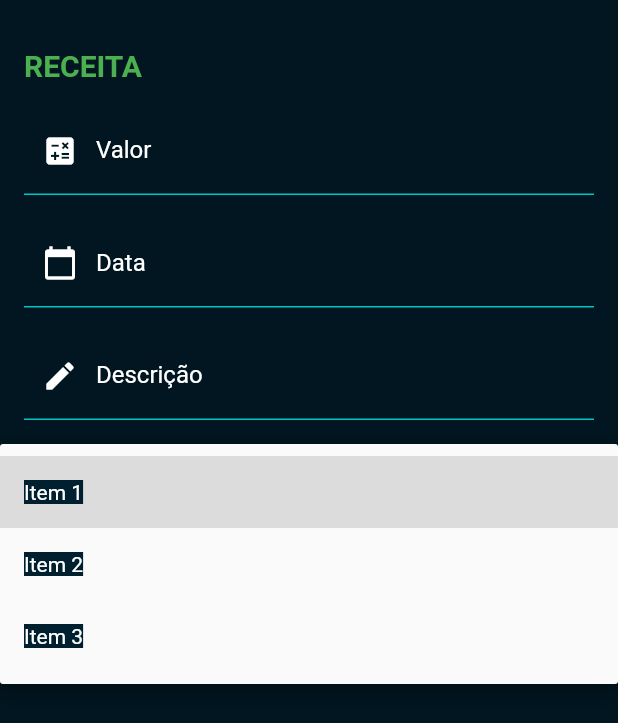
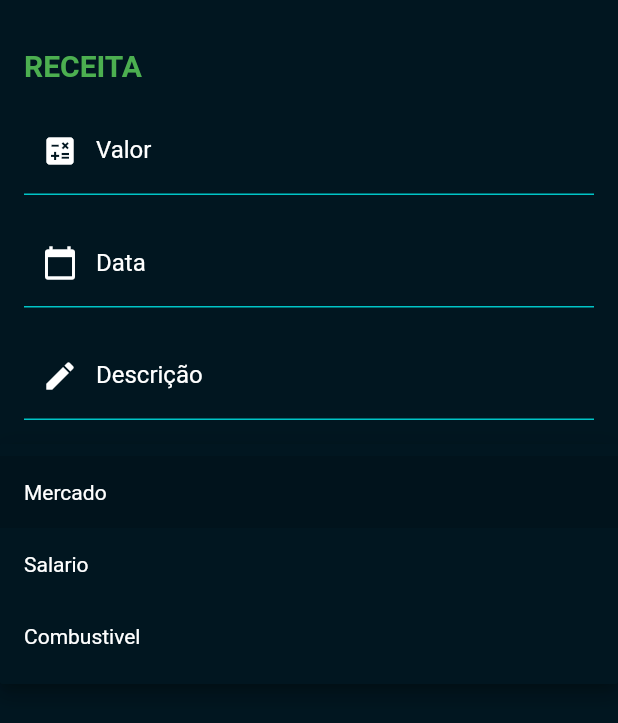
Before and after one commit to YohanToledo/coinomy-app-flutter, a Flutter app: the Transactions screen opened directly, after a tap on "Categoria", on a phone screen of 412 x 824 dp. Shown: the top 723 px of the screen. Run offline on Flutter 3.47's test engine with Material 2 defaults, Android fonts, the light colour scheme and no system bars; our stand-ins replace dio, sqflite; missing offline and left inert: dart:html; accounts and stored records are empty.

Commit message:
fix category dropdown color

```diff
--- a/lib/transactions.dart
+++ b/lib/transactions.dart
@@ -145,6 +145,7 @@ class _TransactionsState extends State<Transactions> {
                 ),
                 SizedBox(height: 16.0),
                 DropdownButtonFormField<String>(
+                  dropdownColor: NAV_BAR_COLOR,
                   decoration: InputDecoration(
                     labelText: 'Categoria',
                     prefixIcon: Icon(Icons.tag, color: Colors.white),
@@ -158,38 +159,28 @@ class _TransactionsState extends State<Transactions> {
                     ),
                     labelStyle: TextStyle(color: Colors.white),
                   ),
-                  items: [
+                  items: const [
                     DropdownMenuItem<String>(
-                      value: 'item1',
-                      child: Container(
-                        color:
-                            DARK_COLOR, // Set the background color of the item
-                        child: Text(
-                          'Item 1',
-                          style: TextStyle(color: Colors.white),
+                      value: 'mercado',
+                      child: Text(
+                        'Mercado',
+                        style: TextStyle(color: Colors.white),
+                      ),
+                    ),
+                    DropdownMenuItem<String>(
+                      value: 'salario',
+                      child: Text(
+                        'Salario',
+                        style: TextStyle(
+                          color: Colors.white,
                         ),
                       ),
                     ),
                     DropdownMenuItem<String>(
-                      value: 'item2',
-                      child: Container(
-                        color:
-                            DARK_COLOR, // Set the background color of the item
-                        child: Text(
-                          'Item 2',
-                          style: TextStyle(color: Colors.white),
-                        ),
-                      ),
-                    ),
-                    DropdownMenuItem<String>(
-                      value: 'item3',
-                      child: Container(
-                        color:
-                            DARK_COLOR, // Set the background color of the item
-                        child: Text(
-                          'Item 3',
-                          style: TextStyle(color: Colors.white),
-                        ),
+                      value: 'combustivel',
+                      child: Text(
+                        'Combustivel',
+                        style: TextStyle(color: Colors.white),
                       ),
                     ),
                   ],
```
Also changed, not shown: lib/home.dart (+38 -26 lines).
